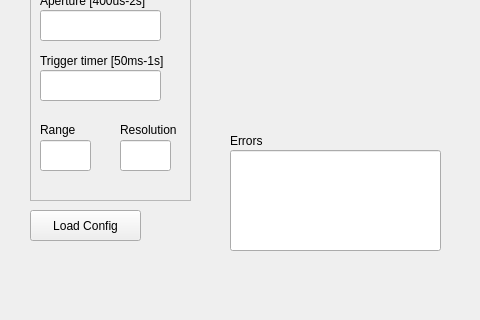
This is Python/Keysight34970A/ATIMini40_GUI.ui in IrisDuMutel/ATIMini40_software as Qt 5 draws it before an edit; both pictures show x 0 to 480 and y 270 to 590 of the 969 by 590 pixel window. The edited form follows.
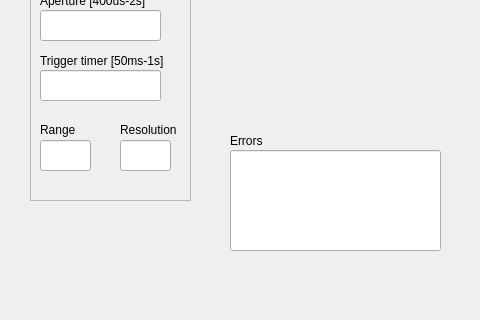
This is the edited form.

Commit message: Fixed gui code to make it work with Qtimer

```diff
--- a/Python/Keysight34970A/ATIMini40_GUI.ui
+++ b/Python/Keysight34970A/ATIMini40_GUI.ui
@@ -14,19 +14,6 @@
    <string>MainWindow</string>
   </property>
   <widget class="QWidget" name="centralwidget">
-   <widget class="QPushButton" name="loadConfigButton">
-    <property name="geometry">
-     <rect>
-      <x>30</x>
-      <y>480</y>
-      <width>111</width>
-      <height>31</height>
-     </rect>
-    </property>
-    <property name="text">
-     <string>Load Config</string>
-    </property>
-   </widget>
    <widget class="QFrame" name="frame">
     <property name="geometry">
      <rect>
```
The commit also changes 2 other files.
